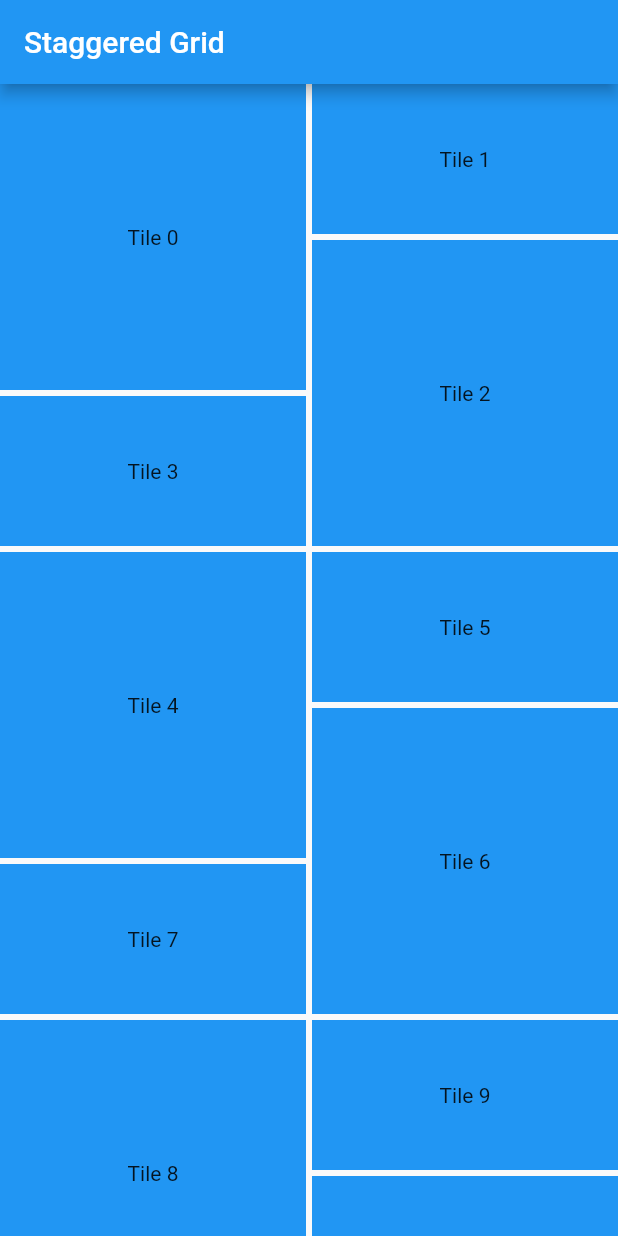
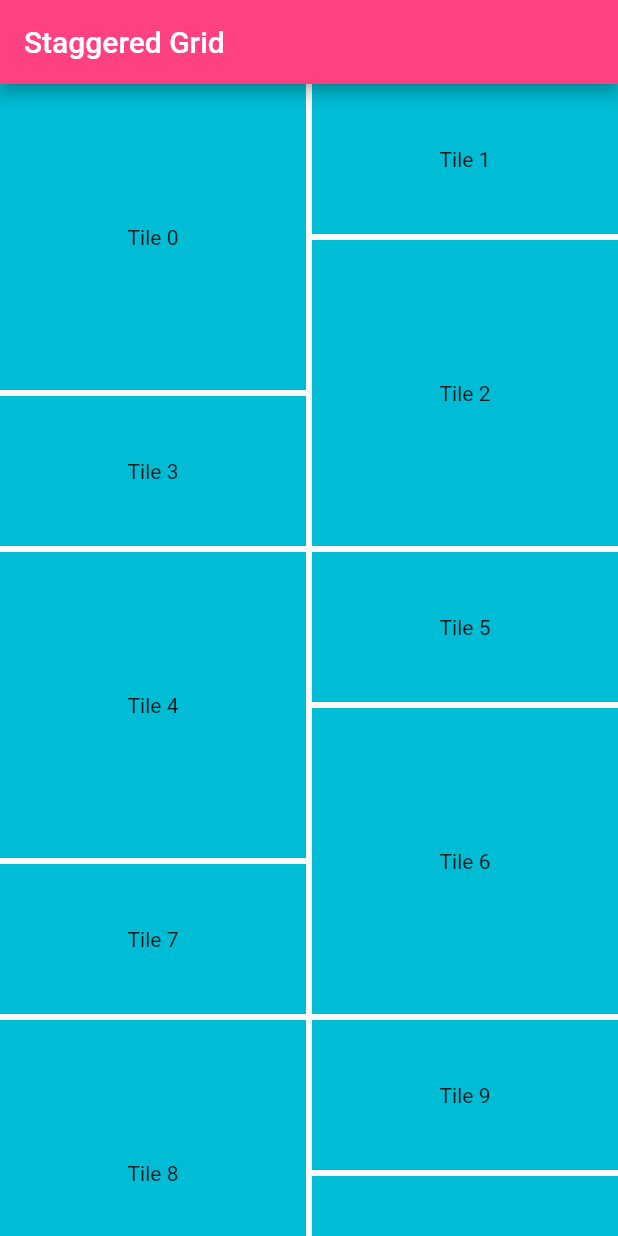
Before and after one commit to pr21Extr/flutter-app-demo, a Flutter app: the screen it shows after launch, on a phone screen of 412 x 824 dp. Run offline on Flutter 3.47's test engine with Material 2 defaults, Android fonts, the phone set to English and light mode, and no system bars.

Commit message:
minor refactor

```diff
--- a/lib/main.dart
+++ b/lib/main.dart
@@ -12,9 +12,11 @@ void main() {
 class MyApp extends StatelessWidget {
   @override
   Widget build(BuildContext context) {
+
     return MaterialApp(
       title: "Check it out",
       theme: ThemeData.dark(),
+      debugShowCheckedModeBanner: false,
       initialRoute: '/',
       routes: {
         'MyHomePage': (context) => MyHomePage(), // Define route for MyHomePage
--- a/lib/staggeredGrid.dart
+++ b/lib/staggeredGrid.dart
@@ -8,13 +8,14 @@ class StaggeredGridViewExample extends StatelessWidget {
       home: Scaffold(
         appBar: AppBar(
           title: Text('Staggered Grid '),
+          backgroundColor: Colors.pinkAccent,
         ),
         body: StaggeredGridView.countBuilder(
           crossAxisCount: 4,
           itemCount: 20,
           itemBuilder: (BuildContext context, int index) {
             return Container(
-              color: Colors.blue,
+              color: Colors.cyan,
               child: Center(
                 child: Text('Tile $index'),
               ),
```
